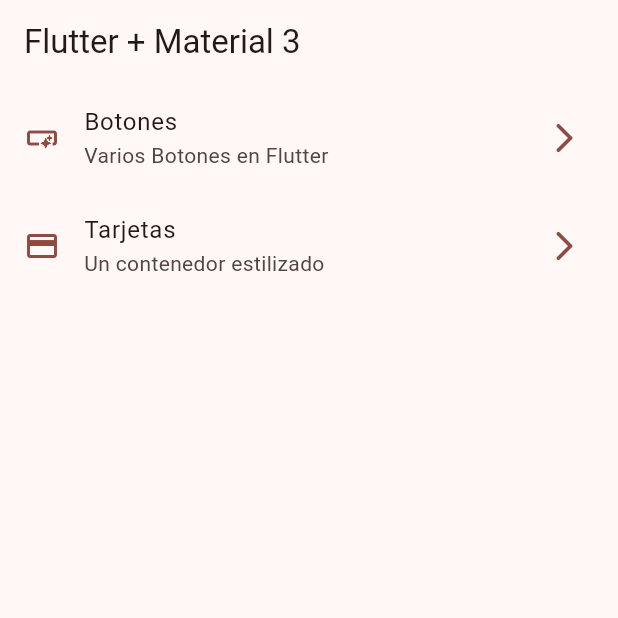
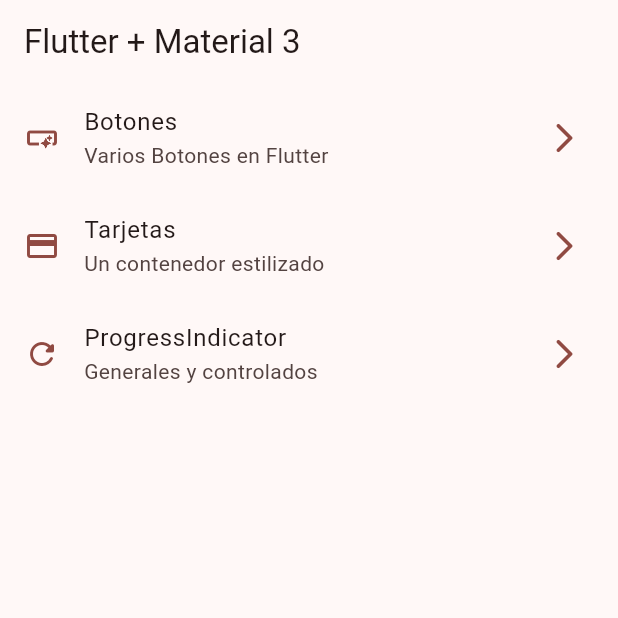
Before and after one commit to javierlobato/widgetapp, a Flutter app: the screen it shows after launch, on a phone screen of 412 x 824 dp, the top half of it. Run offline on Flutter 3.47's test engine with Material 3 defaults, Android fonts, the phone set to English and light mode, and no system bars; our stand-ins replace go_router.

Commit message:
Progress Indicator Finshed

```diff
--- a/lib/config/menu/menu_items.dart
+++ b/lib/config/menu/menu_items.dart
@@ -27,5 +27,12 @@
     subTitle: 'Un contenedor estilizado',
     link: '/cards',
     icon: Icons.credit_card ,
+    ),
+
+    MenuItems(
+    title: 'ProgressIndicator',
+    subTitle: 'Generales y controlados',
+    link: '/progress',
+    icon: Icons.refresh_rounded,
     )
 ];
--- a/lib/config/router/app_router.dart
+++ b/lib/config/router/app_router.dart
@@ -1,7 +1,6 @@
 import 'package:go_router/go_router.dart';
-import 'package:widgetapp/presentation/screens/buttons/buttons_screen.dart';
-import 'package:widgetapp/presentation/screens/cards/cards_screen.dart';
-import 'package:widgetapp/presentation/screens/home/home_screen.dart';
+import 'package:widgetapp/presentation/screens/screens.dart';
+
 
 
 
@@ -26,6 +25,12 @@
       path: '/cards',
       name: CardsScreen.name,
       builder: (context, state) => const CardsScreen()
+    ),
+
+    GoRoute(
+      path: '/progress',
+      name: ProgressScreen.name,
+      builder: (context, state) => const ProgressScreen()
     )
   ]
 
```
Also changed, not shown: lib/presentation/screens/progress/progress_screen.dart (+71 -1 lines).
